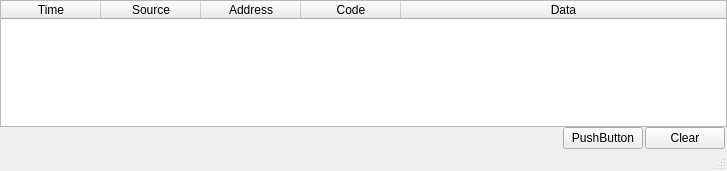
Old version of the form gui/qkrawwidget.ui in the repository QkThings/qkdaemon_old.
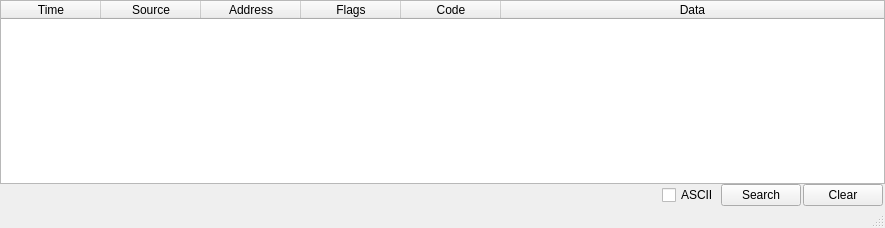
New version of the form. Custom widgets are drawn as their Qt base class.

Patch:
```diff
--- a/gui/qkrawwidget.ui
+++ b/gui/qkrawwidget.ui
@@ -6,8 +6,8 @@
    <rect>
     <x>0</x>
     <y>0</y>
-    <width>727</width>
-    <height>171</height>
+    <width>885</width>
+    <height>228</height>
    </rect>
   </property>
   <property name="windowTitle">
@@ -23,6 +23,9 @@
     </property>
     <item>
      <widget class="pTableWidget" name="packetTable">
+      <property name="columnCount">
+       <number>6</number>
+      </property>
       <attribute name="horizontalHeaderStretchLastSection">
        <bool>true</bool>
       </attribute>
@@ -50,6 +53,11 @@
         <string>Address</string>
        </property>
       </column>
+      <column>
+       <property name="text">
+        <string>Flags</string>
+       </property>
+      </column>
       <column>
        <property name="text">
         <string>Code</string>
@@ -86,10 +94,17 @@
         </property>
        </spacer>
       </item>
+      <item>
+       <widget class="QCheckBox" name="ascii_checkBox">
+        <property name="text">
+         <string>ASCII</string>
+        </property>
+       </widget>
+      </item>
       <item>
        <widget class="QPushButton" name="pushButton">
         <property name="text">
-         <string>PushButton</string>
+         <string>Search</string>
         </property>
        </widget>
       </item>
```
Left out of the diff: 2 changed lines with no effect on the pictures.
